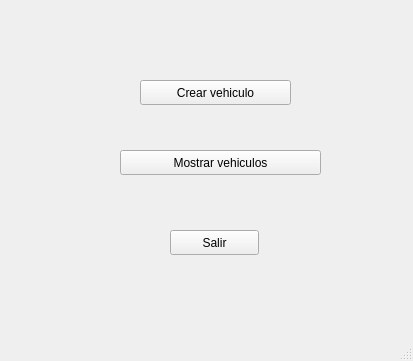
The window that mainwindow.ui (dcontt00/ac-practica2) describes before a commit, drawn with Qt 5.
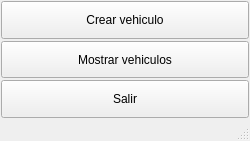
The same window after the commit.

Commit message: Modificado el aspecto de la ventana principal

What changed in the file:
```diff
--- a/mainwindow.ui
+++ b/mainwindow.ui
@@ -6,53 +6,76 @@
    <rect>
     <x>0</x>
     <y>0</y>
-    <width>413</width>
-    <height>361</height>
+    <width>250</width>
+    <height>141</height>
    </rect>
   </property>
   <property name="windowTitle">
    <string>MainWindow</string>
   </property>
   <widget class="QWidget" name="centralwidget">
+   <property name="sizePolicy">
+    <sizepolicy hsizetype="Preferred" vsizetype="Expanding">
+     <horstretch>0</horstretch>
+     <verstretch>0</verstretch>
+    </sizepolicy>
+   </property>
+   <layout class="QVBoxLayout" name="verticalLayout_4">
+    <property name="spacing">
+     <number>2</number>
+    </property>
+    <property name="leftMargin">
+     <number>1</number>
+    </property>
+    <property name="topMargin">
+     <number>1</number>
+    </property>
+    <property name="rightMargin">
+     <number>1</number>
+    </property>
+    <property name="bottomMargin">
+     <number>1</number>
+    </property>
+    <item>
    <widget class="QPushButton" name="pushButton">
-    <property name="geometry">
-     <rect>
-      <x>140</x>
-      <y>80</y>
-      <width>151</width>
-      <height>25</height>
-     </rect>
+      <property name="sizePolicy">
+       <sizepolicy hsizetype="Minimum" vsizetype="Expanding">
+        <horstretch>0</horstretch>
+        <verstretch>0</verstretch>
+       </sizepolicy>
     </property>
     <property name="text">
      <string>Crear vehiculo</string>
     </property>
    </widget>
+    </item>
+    <item>
    <widget class="QPushButton" name="pushButton_2">
-    <property name="geometry">
-     <rect>
-      <x>120</x>
-      <y>150</y>
-      <width>201</width>
-      <height>25</height>
-     </rect>
+      <property name="sizePolicy">
+       <sizepolicy hsizetype="Minimum" vsizetype="Expanding">
+        <horstretch>0</horstretch>
+        <verstretch>0</verstretch>
+       </sizepolicy>
     </property>
     <property name="text">
      <string>Mostrar vehiculos</string>
     </property>
    </widget>
+    </item>
+    <item>
    <widget class="QPushButton" name="pushButton_3">
-    <property name="geometry">
-     <rect>
-      <x>170</x>
-      <y>230</y>
-      <width>89</width>
-      <height>25</height>
-     </rect>
+      <property name="sizePolicy">
+       <sizepolicy hsizetype="Minimum" vsizetype="Expanding">
+        <horstretch>0</horstretch>
+        <verstretch>0</verstretch>
+       </sizepolicy>
     </property>
     <property name="text">
      <string>Salir</string>
     </property>
    </widget>
+    </item>
+   </layout>
   </widget>
   <widget class="QMenuBar" name="menubar">
    <property name="geometry">
```
Left out of the diff: 4 changed lines with no effect on the pictures. Lines whose indentation alone changed are shown as unchanged.
